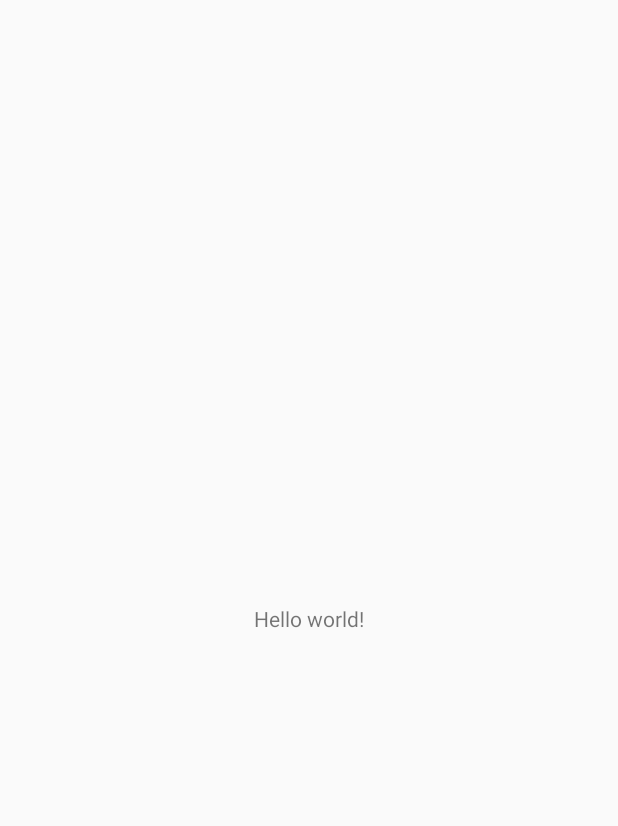
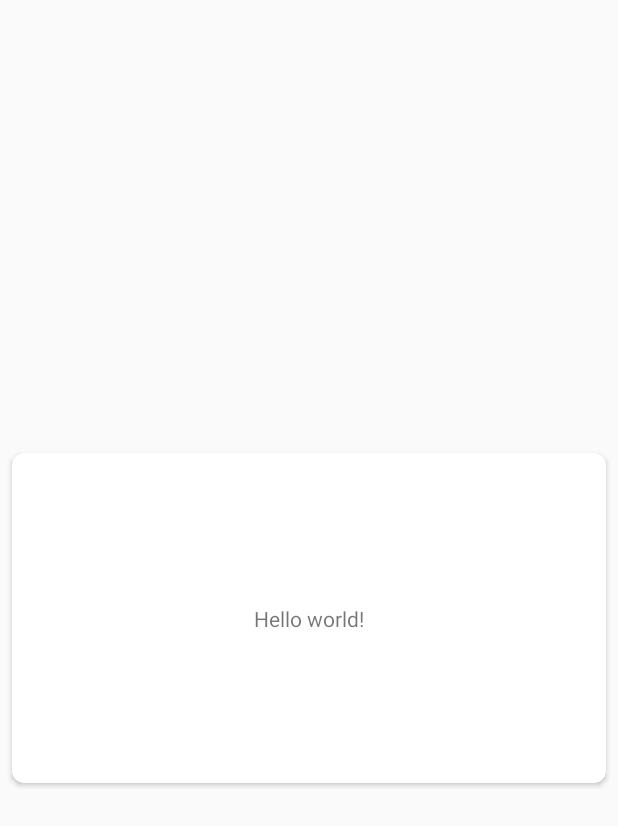
Before and after one commit to DavidMagdyNawar/dps_andriod_sessions, an Android app: the screen it shows after launch (MainActivity), on a phone screen of 412 x 824 dp. Before the commit the part shown is almost empty. Shown: the top 826 px of the screen. Run offline under Robolectric (Android 15) with nearby library versions, the phone set to English and light mode, and no system bars.

Commit message:
adding simple card view

```diff
--- a/app/src/main/res/layout/activity_main.xml
+++ b/app/src/main/res/layout/activity_main.xml
@@ -5,8 +5,25 @@
     xmlns:tools="http://schemas.android.com/tools"
     android:layout_width="match_parent"
     android:layout_height="match_parent"
-    tools:context=".MainActivity">
+    tools:context=".MainActivity"
+    >
 
+<androidx.cardview.widget.CardView
+    android:layout_width="match_parent"
+    android:layout_height="220dp"
+    app:layout_constraintStart_toStartOf="parent"
+    app:layout_constraintEnd_toEndOf="parent"
+    app:layout_constraintTop_toTopOf="parent"
+    app:layout_constraintBottom_toBottomOf="parent"
+    android:foreground="?android:attr/selectableItemBackground"
+    android:clickable="true"
+    android:layout_margin="8dp"
+    app:cardCornerRadius="8dp"
+    >
+
+    <androidx.constraintlayout.widget.ConstraintLayout
+        android:layout_width="match_parent"
+        android:layout_height="match_parent">
 
         <TextView
             android:layout_width="wrap_content"
@@ -18,4 +35,9 @@
             app:layout_constraintBottom_toBottomOf="parent"
             />
 
+
     </androidx.constraintlayout.widget.ConstraintLayout>
+
+</androidx.cardview.widget.CardView>
+
+</androidx.constraintlayout.widget.ConstraintLayout>
```
Lines whose indentation alone changed are shown as unchanged.
